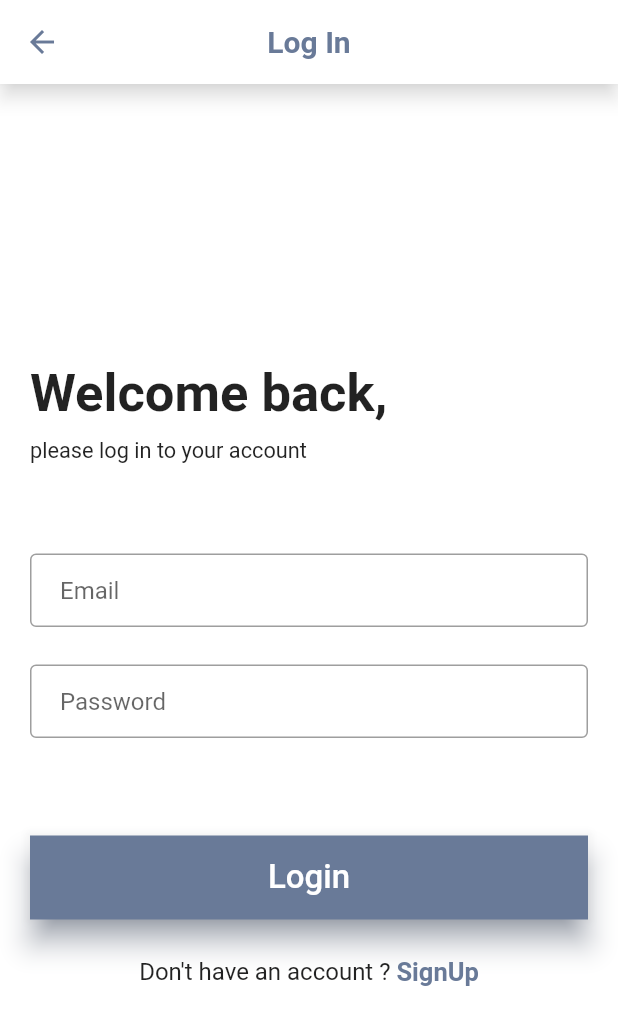
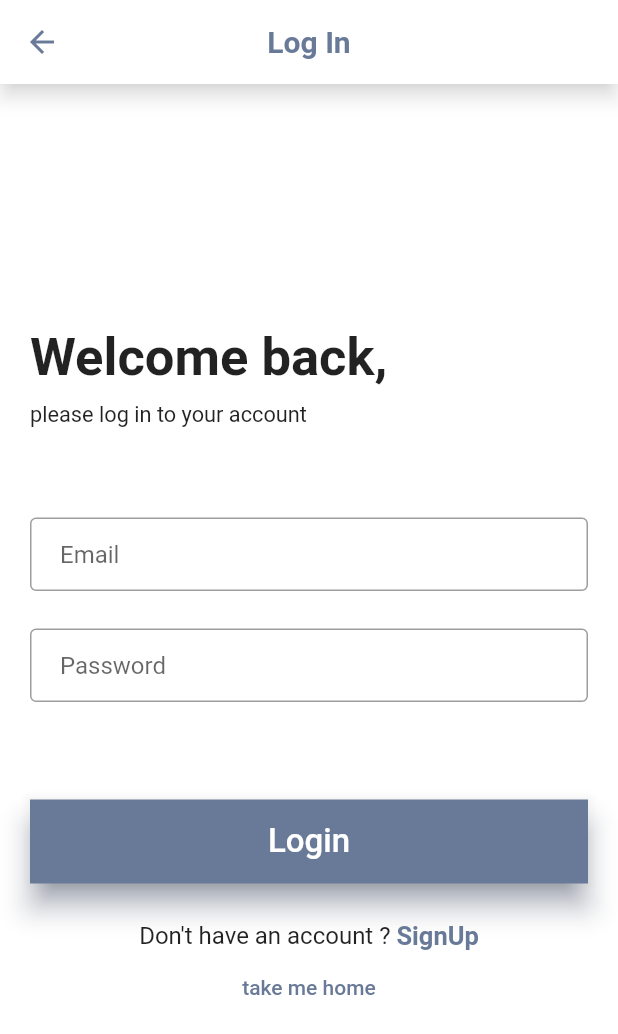
Before and after one commit to chokriChaima/PFA2, a Flutter app: the screen it shows after launch, on a phone screen of 412 x 824 dp. Shown: the top 1034 px of the screen. Run offline on Flutter 3.47's test engine with Material 2 defaults, Android fonts, the phone set to English and light mode, and no system bars; our stand-ins replace cloud_firestore, dots_indicator, firebase_auth, firebase_core, fluttertoast, hexcolor and 1 more; accounts and stored records are empty; Roboto replaces fonts that are missing (Poppins-Regular).

Commit message:
fourth update

```diff
--- a/lib/screens/logIn.dart
+++ b/lib/screens/logIn.dart
@@ -178,6 +178,15 @@ class _LogInState extends State<LogIn> {
                           ))
                         )
                       ],
+                    ),
+                    // delete me later
+                    Center(
+                      child: TextButton(onPressed: (){
+                        Navigator.pushReplacement(
+                          context, MaterialPageRoute(builder: (context) => Home() ));
+                        }
+                        , child: const Text("take me home")
+                      ),
                     )
                   ],
                 )
```
